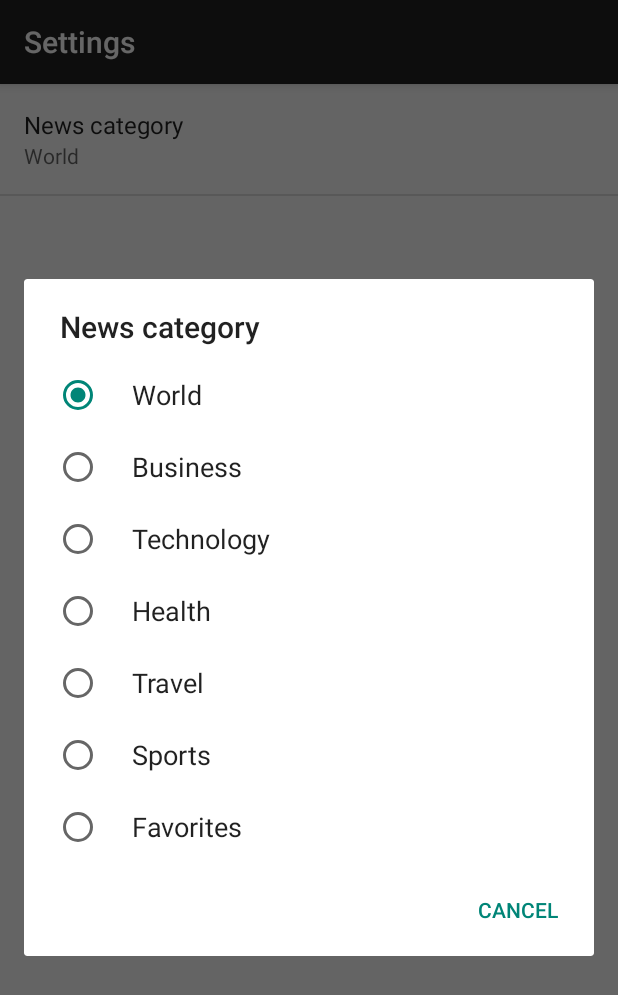
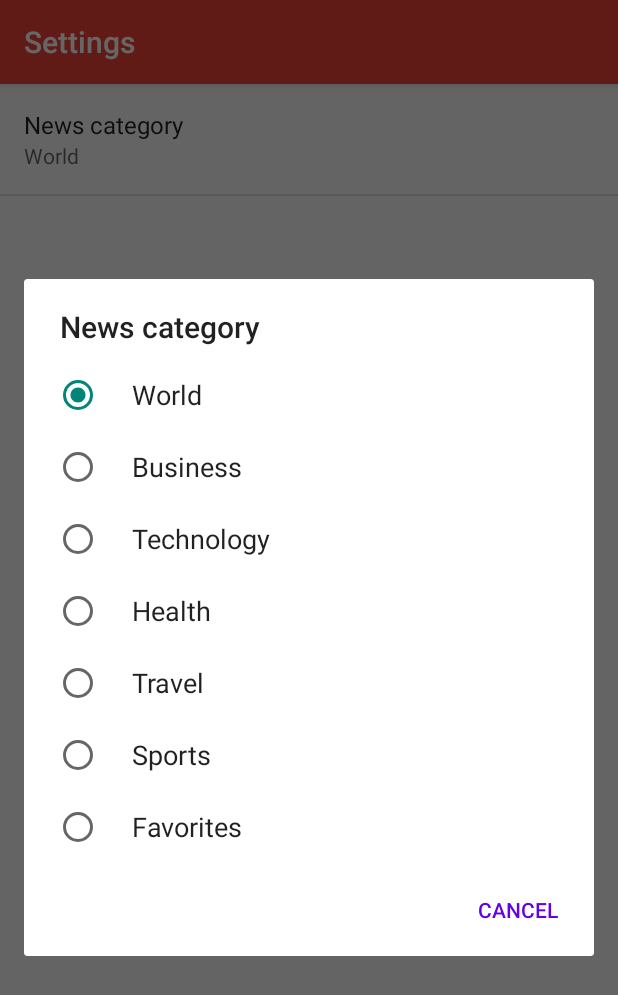
Before and after one commit to chanyaz/NewsBytes, an Android app: the SettingsActivity screen opened directly, with no data from a screen before it, after a tap on "News category", on a phone screen of 412 x 824 dp. Shown: the top 995 px of the screen. Run offline under Robolectric (Android 15) with nearby library versions, the phone set to English and light mode, and no system bars.

Commit message:
feat: Implement app bar

```diff
--- a/app/build.gradle
+++ b/app/build.gradle
@@ -22,8 +22,8 @@ android {
 dependencies {
     compile fileTree(dir: 'libs', include: ['*.jar'])
     compile 'com.android.support:appcompat-v7:23.1.1'
+    compile 'com.android.support:design:23.1.1'
     compile 'com.squareup.picasso:picasso:2.5.2'
-    compile 'com.android.support:design:23.1.1'
     compile 'com.google.android.gms:play-services-ads:8.3.0'
     compile 'com.google.android.gms:play-services-analytics:8.3.0'
 }
--- a/app/src/main/java/com/ravi/apps/android/newsbytes/SettingsActivity.java
+++ b/app/src/main/java/com/ravi/apps/android/newsbytes/SettingsActivity.java
@@ -18,13 +18,21 @@ package com.ravi.apps.android.newsbytes;
 
 import android.os.Bundle;
 import android.support.v7.app.AppCompatActivity;
+import android.support.v7.widget.Toolbar;
 
 public class SettingsActivity extends AppCompatActivity {
+
+    // Toolbar.
+    private Toolbar mToolbar;
 
     @Override
     protected void onCreate(Bundle savedInstanceState) {
         super.onCreate(savedInstanceState);
         setContentView(R.layout.activity_settings);
+
+        // Get the toolbar and set it as the action bar.
+        mToolbar = (Toolbar) findViewById(R.id.tool_bar);
+        setSupportActionBar(mToolbar);
 
         // Create the settings fragment.
         if(savedInstanceState == null) {
--- a/app/src/main/res/layout/activity_settings.xml
+++ b/app/src/main/res/layout/activity_settings.xml
@@ -1,4 +1,18 @@
-<FrameLayout xmlns:android="http://schemas.android.com/apk/res/android"
-    android:id="@+id/settings_container"
+<RelativeLayout
+    xmlns:android="http://schemas.android.com/apk/res/android"
     android:layout_width="match_parent"
-    android:layout_height="match_parent"/>
+    android:layout_height="match_parent">
+
+    <!-- Toolbar -->
+    <include
+        android:id="@+id/tool_bar"
+        layout="@layout/tool_bar">
+    </include>
+
+    <FrameLayout
+        android:id="@+id/settings_container"
+        android:layout_width="match_parent"
+        android:layout_height="match_parent"
+        android:layout_below="@+id/tool_bar"/>
+
+</RelativeLayout>
--- /dev/null
+++ b/app/src/main/res/layout/tool_bar.xml
@@ -0,0 +1,11 @@
+<?xml version="1.0" encoding="utf-8"?>
+<android.support.v7.widget.Toolbar
+    xmlns:android="http://schemas.android.com/apk/res/android"
+    android:layout_width="match_parent"
+    android:layout_height="wrap_content"
+    android:minHeight="?android:attr/actionBarSize"
+    android:background="@color/colorPrimary"
+    android:theme="@style/ThemeOverlay.AppCompat.Dark"
+    android:elevation="4dp">
+
+</android.support.v7.widget.Toolbar>
--- a/app/src/main/res/values/colors.xml
+++ b/app/src/main/res/values/colors.xml
@@ -1,14 +1,32 @@
 <?xml version="1.0" encoding="utf-8"?>
 <resources>
     <color name="white">#FFFFFF</color>
+    <color name="black">#000000</color>
     <color name="grey">#cccccc</color>
     <color name="grey_700">#646464</color>
-    <color name="black">#000000</color>
+    <color name="grey_800">#424242</color>
 
     <color name="sunshine_light_blue">#ff64c2f4</color>
     <color name="sunshine_blue">#ff1ca8f4</color>
     <color name="sunshine_dark_blue">#0288D1</color>
 
+    <color name="photo_placeholder">#ccc</color>
+    <color name="theme_primary">#04561A</color>
+    <color name="theme_primary_dark">#04561A</color>
+    <color name="theme_accent">#04561A</color>
+    <color name="ltgray">#ffe0e0e0</color>
+
+
+
+    <!-- Red 300 -->
+    <color name="colorPrimaryLight">#E57373</color>
+    <!-- Red 500 -->
+    <color name="colorPrimary">#F44336</color>
+    <!-- Red 700 -->
+    <color name="colorPrimaryDark">#D32F2F</color>
+    <!-- Purple A700 -->
+    <color name="colorAccent">#6200EA</color>
+
 
 
 
--- a/app/src/main/res/values/styles.xml
+++ b/app/src/main/res/values/styles.xml
@@ -1,8 +1,9 @@
 <resources>
-
-    <!-- Base application theme. -->
-    <style name="AppTheme" parent="Theme.AppCompat.Light.DarkActionBar">
-        <!-- Customize your theme here. -->
+    <!-- Base application theme -->
+    <style name="AppTheme" parent="Theme.AppCompat.Light.NoActionBar">
+        <item name="android:colorPrimary">@color/colorPrimary</item>
+        <item name="android:colorPrimaryDark">@color/colorPrimaryDark</item>
+        <item name="android:colorAccent">@color/colorAccent</item>
     </style>
 
 </resources>
```
Also changed, not shown: app/src/main/java/com/ravi/apps/android/newsbytes/DetailsActivity.java (+11 -0 lines), app/src/main/java/com/ravi/apps/android/newsbytes/MainActivity.java (+8 -0 lines), app/src/main/res/layout-sw600dp/activity_main.xml (+18 -3 lines), app/src/main/res/layout/activity_details.xml (+19 -4 lines), app/src/main/res/layout/activity_main.xml (+21 -6 lines), app/src/main/res/layout/fragment_details.xml (+5 -3 lines), app/src/main/res/layout/fragment_headlines.xml (+23 -16 lines), app/src/main/res/values-sw600dp/dimens.xml (added, +20 -0 lines), app/src/main/res/values/dimens.xml (+22 -0 lines).
